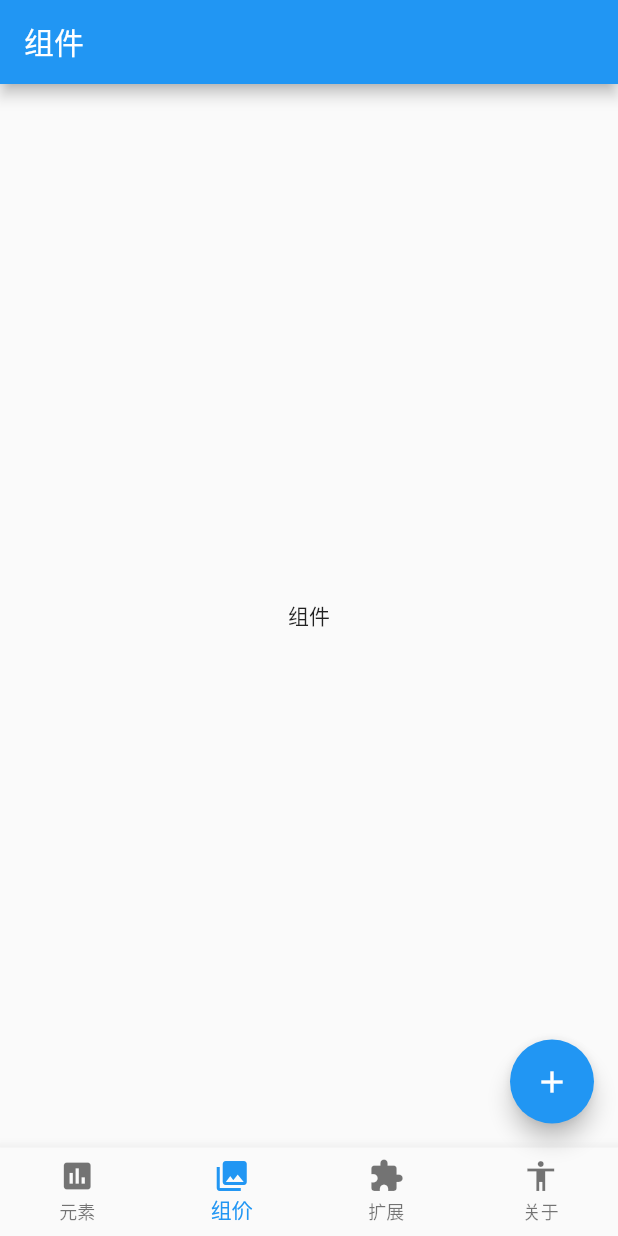
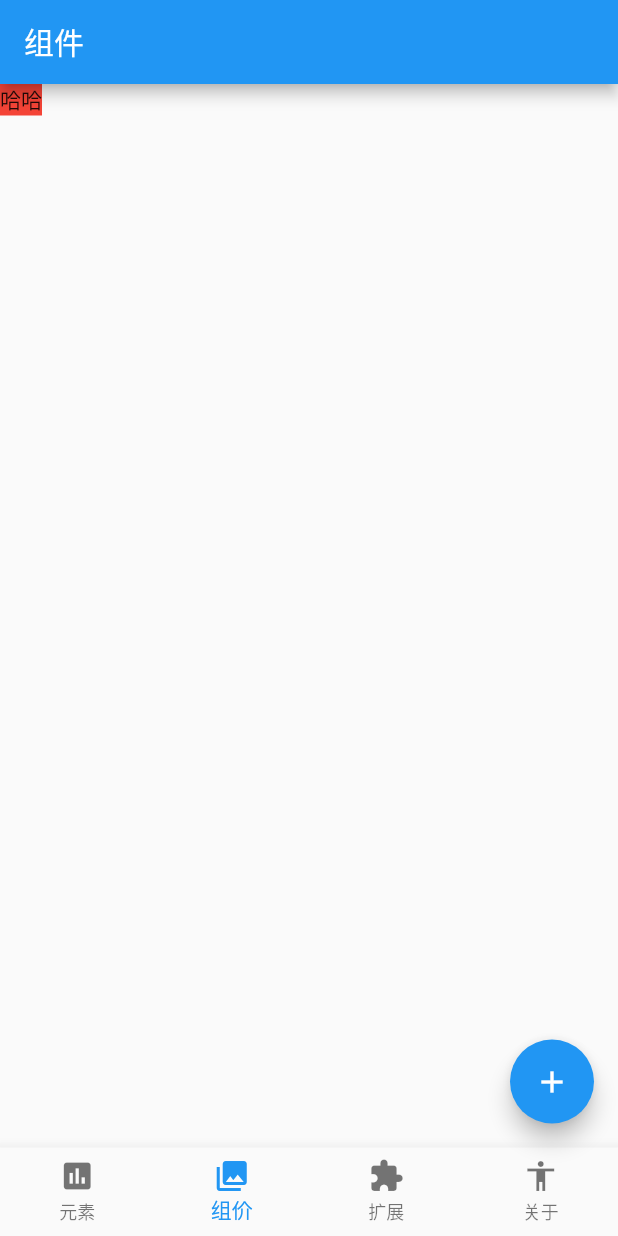
Before and after one commit to liangyuetian/color-ui-fork, a Flutter app: the screen it shows after launch, item 2 of the bottom bar chosen, after a tap on the "add" icon, on a phone screen of 412 x 824 dp. Run offline on Flutter 3.47's test engine with Material 2 defaults, Android fonts, the phone set to English and light mode, and no system bars; network calls fail.

Commit message:
添加 Wrap组件使用

```diff
--- a/lib/main.dart
+++ b/lib/main.dart
@@ -15,6 +15,7 @@ class MyApp extends StatelessWidget {
       theme: ThemeData(
         primarySwatch: Colors.blue,
       ),
+      debugShowCheckedModeBanner: false, // 去掉右上角debug图标
       home: MyHomePage(title: 'Flutter Demo Home Page'),
     );
   }
@@ -33,6 +34,7 @@ class _MyHomePageState extends State<MyHomePage> {
   int _counter = 0;
 
   void _incrementCounter() {
+    print(_counter);
     setState(() {
       _counter++;
     });
--- a/lib/view/component.dart
+++ b/lib/view/component.dart
@@ -49,9 +49,12 @@ class _Component extends State<Component> with AutomaticKeepAliveClientMixin {
     super.build(context);
     return Scaffold(
       appBar: AppBar(title: Text('组件')),
-      body: Center(
-        child: Text('组件'),
-      ),
+      body: Container(
+        decoration: BoxDecoration(
+          color: Colors.red
+        ),
+        child: Text('哈哈'),
+      )
     );
   }
 
--- a/lib/view/element.dart
+++ b/lib/view/element.dart
@@ -15,12 +15,71 @@ class _Chemical extends State<Chemical> {
     print('Chemical');
   }
 
+  List<Widget> textList = [
+    Text('哈哈'),
+    Text('哈哈1'),
+    Text('哈哈2'),
+    Text('哈哈3'),
+    Text('哈哈4'),
+    Text('哈哈5'),
+    Text('哈哈6'),
+    Image.network('http://n.sinaimg.cn/sports/2_img/upload/cf0d0fdd/107/w1024h683/20181128/pKtl-hphsupx4744393.jpg',
+        fit: BoxFit.cover),
+    Text('哈哈7'),
+    Text('哈哈8'),
+    Text('哈哈9'),
+  ];
+
+  List<Widget> viewList = [];
+
+  getListView() {
+    viewList = textList.map((item) {
+      return Container(
+        width: 130,
+        height: 74,
+//        margin: EdgeInsets.symmetric(vertical: 5, horizontal: 5),
+        decoration: BoxDecoration(
+            color: Colors.grey,
+            image: DecorationImage(
+                image: NetworkImage('https://image.weilanwl.com/color2.0/cardBg.png'), fit: BoxFit.cover),
+            borderRadius: BorderRadius.all(Radius.circular(4.0))),
+        child: item,
+      );
+    }).toList();
+  }
+
   @override
   Widget build(BuildContext context) {
+    final double statusBarHeight = MediaQuery.of(context).padding.top; // 得到刘海屏状态栏高度
+    final double width = MediaQuery.of(context).size.width; // 得到屏幕宽度
+    print('statusBarHeight:$statusBarHeight');
+    print('width:$width');
+    getListView();
     return Scaffold(
-      appBar: AppBar(title: Text('元素')),
-      body: Center(
-        child: Text('元素'),
+//      appBar: AppBar(title: Text('元素')),
+      body: Container(
+//        constraints: new BoxConstraints.expand( // 如果不设置宽高，盒子默认收缩，表现和（inline-block）一致，如果设置盒子高度 则宽度变为100%,如果设置 alignment 则宽高100%
+//          height: 120.0
+//        ),
+        padding: EdgeInsets.only(top: statusBarHeight), // 设置padding
+//        margin: EdgeInsets.only(left: width), // 设置margin
+        decoration: BoxDecoration(
+            color: Colors.red,
+//            border: Border.all(width: 2.0, color: Colors.grey), // 设置边框
+//            borderRadius: BorderRadius.all(Radius.circular(4.0)), // 设置圆角
+            image: DecorationImage(
+                image: NetworkImage('https://up.enterdesk.com/edpic/f8/e6/97/f8e69731db3d3ab863c877c79e7f9eea.jpg'),
+                fit: BoxFit.cover)),
+        alignment: Alignment.topCenter,
+        child: Wrap(
+          direction: Axis.horizontal, // 主轴（mainAxis）的方向，默认为水平。
+          spacing: 10, // 主轴方向上的间距
+          runAlignment: WrapAlignment.center,
+          runSpacing: 10, // 每一列或每一行的的间距
+          textDirection: TextDirection.ltr,
+          verticalDirection: VerticalDirection.down,
+          children: viewList,
+        ),
       ),
     );
   }
```
